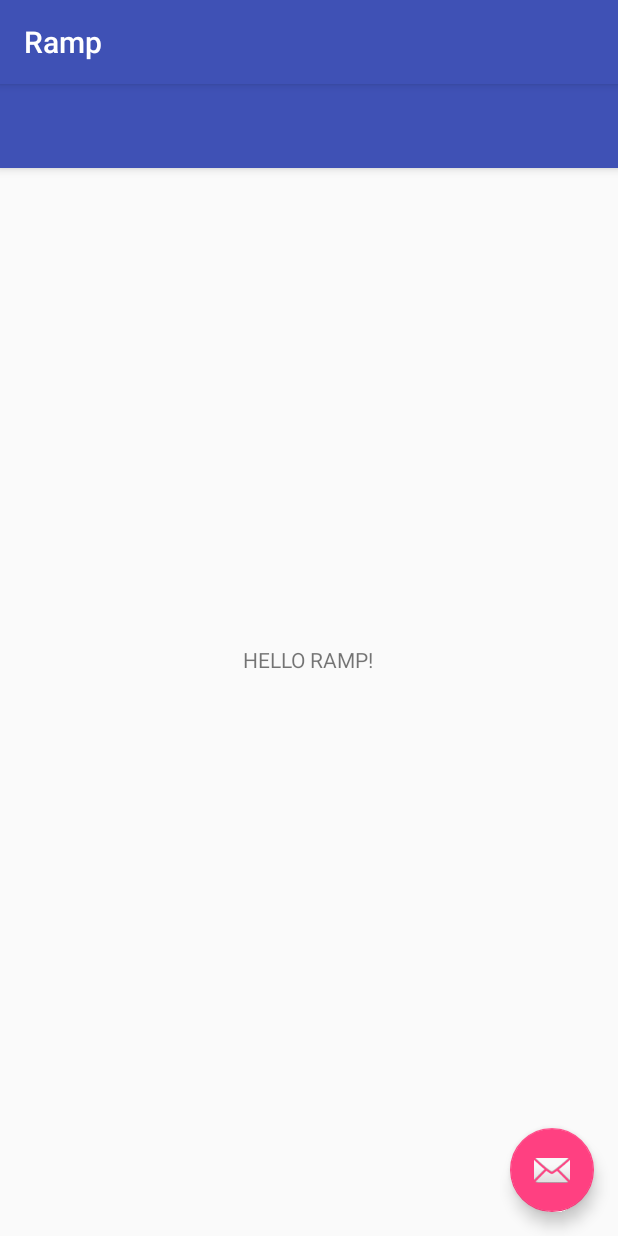
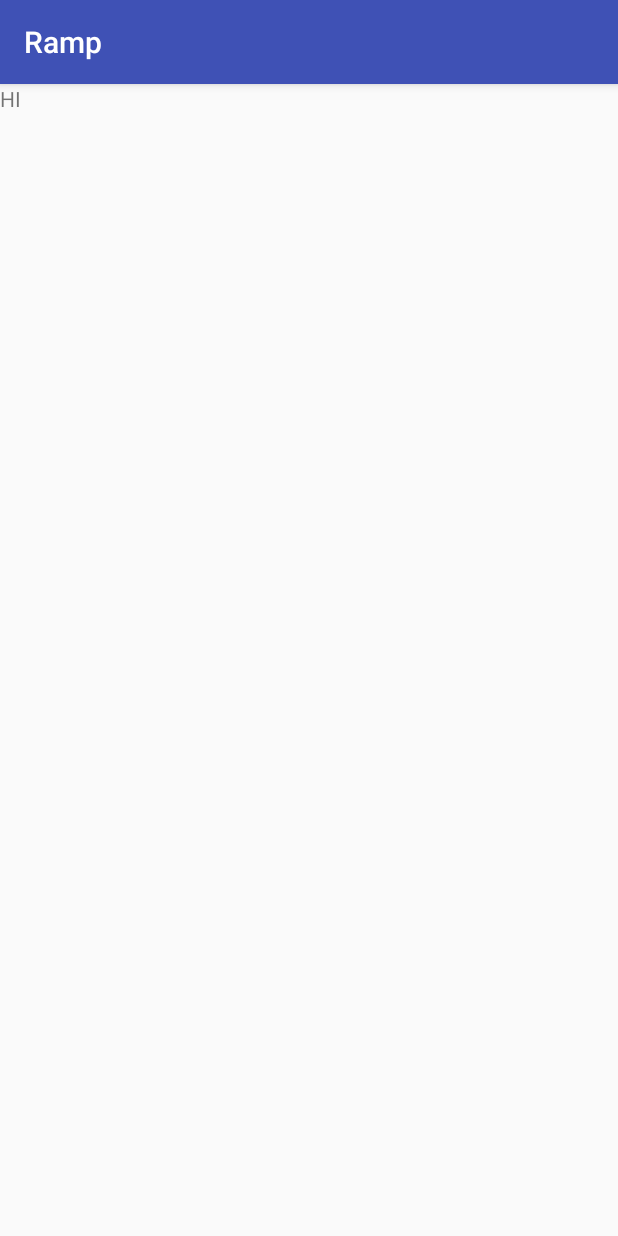
Before and after one commit to jchebert23/RAMP, an Android app: the screen it shows after launch (MainActivity before the commit, QualificationQuestionActivity after it), on a phone screen of 412 x 824 dp. Run offline under Robolectric (Android 15) with nearby library versions, the phone set to English and light mode, and no system bars.

Commit message:
setting up tyler's branch

```diff
--- a/app/src/main/AndroidManifest.xml
+++ b/app/src/main/AndroidManifest.xml
@@ -10,16 +10,19 @@
         android:supportsRtl="true"
         android:theme="@style/AppTheme">
         <activity android:name=".MainActivity">
+
+        </activity>
+        <activity
+            android:name=".helpers.BaseActivity"
+            android:label="@string/title_activity_base"
+            android:theme="@style/AppTheme.NoActionBar" />
+        <activity android:name=".activities.QualificationQuestionActivity">
             <intent-filter>
                 <action android:name="android.intent.action.MAIN" />
 
                 <category android:name="android.intent.category.LAUNCHER" />
             </intent-filter>
         </activity>
-        <activity
-            android:name=".helpers.BaseActivity"
-            android:label="@string/title_activity_base"
-            android:theme="@style/AppTheme.NoActionBar" />
     </application>
 
 </manifest>
--- a/app/src/main/java/com/example/gabrielsaruhashi/ramp/MainActivity.java
+++ b/app/src/main/java/com/example/gabrielsaruhashi/ramp/MainActivity.java
@@ -10,5 +10,6 @@ public class MainActivity extends BaseActivity {
     protected void onCreate(Bundle savedInstanceState) {
         super.onCreate(savedInstanceState);
         setContentView(R.layout.activity_main);
+        // here
     }
 }
--- /dev/null
+++ b/app/src/main/java/com/example/gabrielsaruhashi/ramp/activities/QualificationQuestionActivity.java
@@ -0,0 +1,15 @@
+package com.example.gabrielsaruhashi.ramp.activities;
+
+import android.support.v7.app.AppCompatActivity;
+import android.os.Bundle;
+
+import com.example.gabrielsaruhashi.ramp.R;
+
+public class QualificationQuestionActivity extends AppCompatActivity {
+
+    @Override
+    protected void onCreate(Bundle savedInstanceState) {
+        super.onCreate(savedInstanceState);
+        setContentView(R.layout.activity_qualification_question);
+    }
+}
--- /dev/null
+++ b/app/src/main/res/layout/activity_qualification_question.xml
@@ -0,0 +1,14 @@
+<?xml version="1.0" encoding="utf-8"?>
+<RelativeLayout xmlns:android="http://schemas.android.com/apk/res/android"
+    xmlns:app="http://schemas.android.com/apk/res-auto"
+    xmlns:tools="http://schemas.android.com/tools"
+    android:layout_width="match_parent"
+    android:layout_height="match_parent"
+    tools:context="com.example.gabrielsaruhashi.ramp.activities.QualificationQuestionActivity">
+
+    <TextView
+        android:layout_width="wrap_content"
+        android:layout_height="wrap_content"
+        android:text="HI"
+        android:layout_alignParentStart="true" />
+</RelativeLayout>
```
